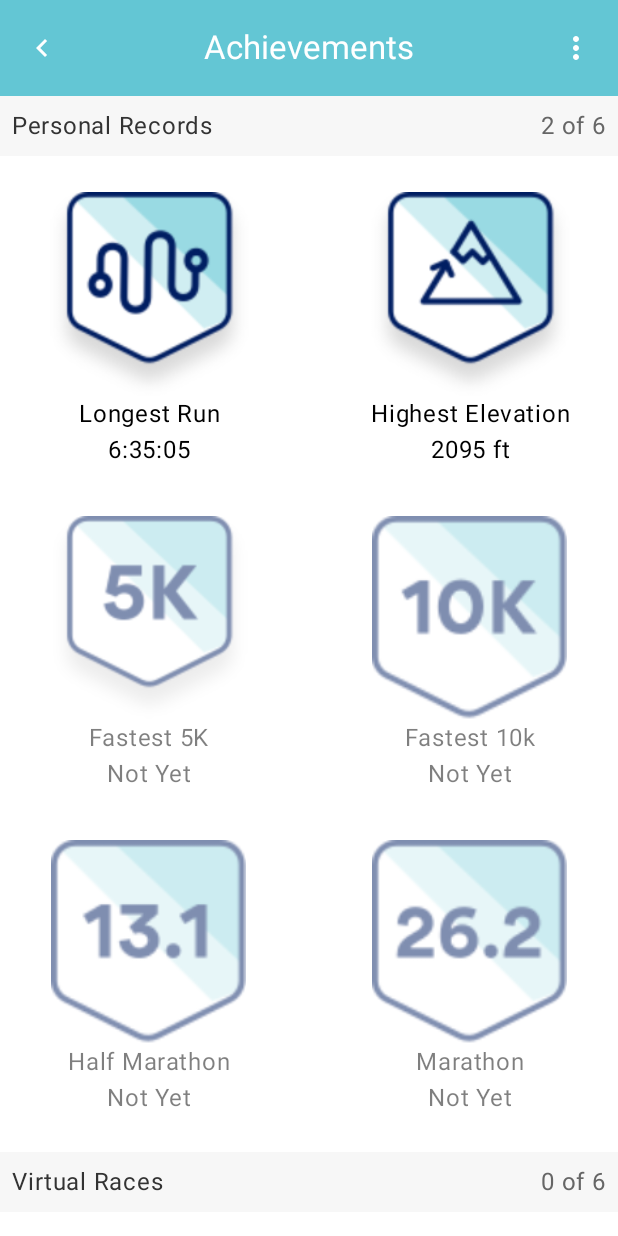
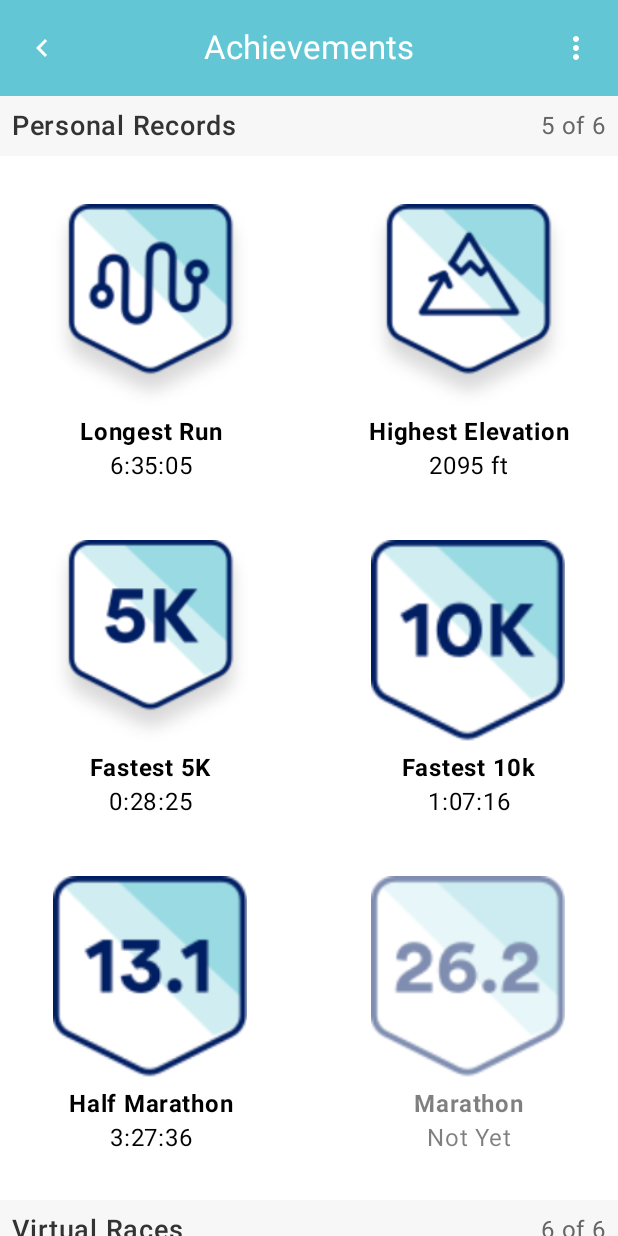
Before and after one commit to nick-mcdonald/RunkeeperMedalCase, an Android app built with Jetpack Compose: the screen it shows after launch (MainActivity), on a phone screen of 412 x 824 dp. Run offline under Robolectric (Android 15) with nearby library versions, the phone set to English and light mode, and no system bars.

Commit message:
visual polish for typography and alignment

```diff
--- a/app/src/main/java/com/nickmcdonald/runkeepermedalcase/RunkeeperApp.kt
+++ b/app/src/main/java/com/nickmcdonald/runkeepermedalcase/RunkeeperApp.kt
@@ -4,6 +4,7 @@ import androidx.compose.material3.CenterAlignedTopAppBar
 import androidx.compose.runtime.Composable
 import androidx.compose.ui.Modifier
 import androidx.compose.foundation.layout.fillMaxSize
+import androidx.compose.foundation.layout.size
 import androidx.compose.material.icons.Icons
 import androidx.compose.material.icons.automirrored.filled.KeyboardArrowLeft
 import androidx.compose.material.icons.filled.MoreVert
@@ -16,8 +17,10 @@ import androidx.compose.material3.Text
 import androidx.compose.material3.TopAppBarDefaults
 import androidx.compose.material3.rememberTopAppBarState
 import androidx.compose.ui.input.nestedscroll.nestedScroll
+import androidx.compose.ui.unit.dp
 import com.nickmcdonald.runkeepermedalcase.models.achievements
 import com.nickmcdonald.runkeepermedalcase.ui.MedalCase
+import com.nickmcdonald.runkeepermedalcase.ui.theme.RunKeeperTypography
 
 @OptIn(ExperimentalMaterial3Api::class)
 @Composable
@@ -34,7 +37,7 @@ fun RunkeeperApp(modifier: Modifier = Modifier) {
                     actionIconContentColor = MaterialTheme.colorScheme.onPrimaryContainer,
                 ),
                 title = {
-                        Text(text = "Achievements")
+                        Text(text = "Achievements", style = RunKeeperTypography.titleLarge)
                 },
                 navigationIcon = {
                     IconButton(onClick = { /* do something */ }) {
--- a/app/src/main/java/com/nickmcdonald/runkeepermedalcase/models/Achievement.kt
+++ b/app/src/main/java/com/nickmcdonald/runkeepermedalcase/models/Achievement.kt
@@ -46,17 +46,17 @@ val achievements: AchievementList = mapOf(
     "Personal Records" to listOf(
         Achievement(sortOrder = 1, name = "Longest Run", imageId = R.drawable.longest_run, achievedAt = LocalDate.of(2024,7, 10), best = AchievementValue.Time(time = 23705.seconds)),
         Achievement(sortOrder = 2, name = "Highest Elevation", imageId = R.drawable.highest_elevation, achievedAt = LocalDate.of(2022,2, 22), best = AchievementValue.Elevation(height = 2095)),
-        Achievement(sortOrder = 3, name = "Fastest 5K", imageId = R.drawable.fastest_5k),
-        Achievement(sortOrder = 4, name = "Fastest 10k", imageId = R.drawable.fastest_10k),
-        Achievement(sortOrder = 5, name = "Half Marathon", imageId = R.drawable.fastest_half_marathon),
+        Achievement(sortOrder = 3, name = "Fastest 5K", imageId = R.drawable.fastest_5k, achievedAt = LocalDate.of(2024,7, 10), best = AchievementValue.Time(time = 1705.seconds)),
+        Achievement(sortOrder = 4, name = "Fastest 10k", imageId = R.drawable.fastest_10k, achievedAt = LocalDate.of(2024,7, 10), best = AchievementValue.Time(time = 4036.seconds)),
+        Achievement(sortOrder = 5, name = "Half Marathon", imageId = R.drawable.fastest_half_marathon, achievedAt = LocalDate.of(2024,7, 10), best = AchievementValue.Time(time = 12456.seconds)),
         Achievement(sortOrder = 6, name = "Marathon", imageId = R.drawable.fastest_marathon),
     ),
     "Virtual Races" to listOf(
-        Achievement(sortOrder = 1, name = "Virtual Half Marathon Race", imageId = R.drawable.virtual_half_marathon_race),
-        Achievement(sortOrder = 2, name = "Tokyo-Hakone Ekiden 2020", imageId = R.drawable.tokyo_kakone_ekiden),
-        Achievement(sortOrder = 3, name = "Virtual 10k Race", imageId = R.drawable.virtual_10k_race),
-        Achievement(sortOrder = 4, name = "Hakone Ekiden", imageId = R.drawable.hakone_ekiden),
-        Achievement(sortOrder = 5, name = "Mizuno Singapore Ekidon 2015", imageId = R.drawable.mizuno_singapore_ekiden),
-        Achievement(sortOrder = 6, name = "Virtual 5K Race", imageId = R.drawable.virtual_5k_race),
+        Achievement(sortOrder = 1, name = "Virtual Half Marathon Race", imageId = R.drawable.virtual_half_marathon_race, achievedAt = LocalDate.of(2024,7, 10), best = AchievementValue.Time(time = 0.seconds)),
+        Achievement(sortOrder = 2, name = "Tokyo-Hakone Ekiden 2020", imageId = R.drawable.tokyo_kakone_ekiden, achievedAt = LocalDate.of(2024,7, 10), best = AchievementValue.Time(time = 0.seconds)),
+        Achievement(sortOrder = 3, name = "Virtual 10k Race", imageId = R.drawable.virtual_10k_race, achievedAt = LocalDate.of(2024,7, 10), best = AchievementValue.Time(time = 0.seconds)),
+        Achievement(sortOrder = 4, name = "Hakone Ekiden", imageId = R.drawable.hakone_ekiden, achievedAt = LocalDate.of(2024,7, 10), best = AchievementValue.Time(time = 0.seconds)),
+        Achievement(sortOrder = 5, name = "Mizuno Singapore Ekidon 2015", imageId = R.drawable.mizuno_singapore_ekiden, achievedAt = LocalDate.of(2024,7, 10), best = AchievementValue.Time(time = 0.seconds)),
+        Achievement(sortOrder = 6, name = "Virtual 5K Race", imageId = R.drawable.virtual_5k_race, achievedAt = LocalDate.of(2024,7, 10), best = AchievementValue.Time(time = 0.seconds)),
     ),
 )
--- a/app/src/main/java/com/nickmcdonald/runkeepermedalcase/ui/MedalCase.kt
+++ b/app/src/main/java/com/nickmcdonald/runkeepermedalcase/ui/MedalCase.kt
@@ -19,8 +19,8 @@ fun MedalCase(
 ) {
     LazyVerticalGrid(
         columns = GridCells.Adaptive(minSize = 180.dp),
-        horizontalArrangement = Arrangement.spacedBy(16.dp),
-        verticalArrangement = Arrangement.spacedBy(16.dp),
+        horizontalArrangement = Arrangement.spacedBy(12.dp),
+        verticalArrangement = Arrangement.spacedBy(24.dp),
         contentPadding = innerPadding,
     ) {
         achievementList.forEach { (sectionName, achievements) ->
--- a/app/src/main/java/com/nickmcdonald/runkeepermedalcase/ui/MedalDetail.kt
+++ b/app/src/main/java/com/nickmcdonald/runkeepermedalcase/ui/MedalDetail.kt
@@ -3,8 +3,10 @@ package com.nickmcdonald.runkeepermedalcase.ui
 import androidx.compose.foundation.Image
 import androidx.compose.foundation.layout.Arrangement
 import androidx.compose.foundation.layout.Column
+import androidx.compose.foundation.layout.PaddingValues
 import androidx.compose.foundation.layout.fillMaxSize
 import androidx.compose.foundation.layout.padding
+import androidx.compose.material3.MaterialTheme
 import androidx.compose.material3.Text
 import androidx.compose.runtime.Composable
 import androidx.compose.ui.Alignment
@@ -15,6 +17,7 @@ import androidx.compose.ui.res.painterResource
 import androidx.compose.ui.text.style.TextAlign
 import androidx.compose.ui.unit.dp
 import com.nickmcdonald.runkeepermedalcase.models.Achievement
+import com.nickmcdonald.runkeepermedalcase.ui.theme.RunKeeperTypography
 
 @Composable
 fun MedalDetail(
@@ -26,7 +29,9 @@ fun MedalDetail(
     Column (
         horizontalAlignment = Alignment.CenterHorizontally,
         verticalArrangement = Arrangement.Center,
-        modifier = modifier.padding(8.dp).alpha(if (isFaded) 0.5F else 1.0F),
+        modifier = modifier
+            .padding(8.dp)
+            .alpha(if (isFaded) 0.5F else 1.0F),
     ){
         Image(
             painter = painterResource(achievement.imageId),
@@ -34,7 +39,17 @@ fun MedalDetail(
             modifier = Modifier.weight(1F),
             contentScale = ContentScale.FillHeight
         )
-        Text(text = achievement.name, textAlign = TextAlign.Center)
-        Text(text = achievement.bestValueAsString(), textAlign = TextAlign.Center)
+        Text(
+            text = achievement.name,
+            textAlign = TextAlign.Center,
+            modifier = Modifier.padding(PaddingValues(top = 8.dp)),
+            style = RunKeeperTypography.titleSmall
+        )
+        Text(
+            text = achievement.bestValueAsString(),
+            style = RunKeeperTypography.labelSmall,
+            textAlign = TextAlign.Center,
+            modifier = Modifier.padding(PaddingValues(top = 4.dp))
+        )
     }
 }
--- a/app/src/main/java/com/nickmcdonald/runkeepermedalcase/ui/MedalSectionHeader.kt
+++ b/app/src/main/java/com/nickmcdonald/runkeepermedalcase/ui/MedalSectionHeader.kt
@@ -14,6 +14,7 @@ import androidx.compose.ui.Alignment
 import androidx.compose.ui.Modifier
 import androidx.compose.ui.unit.dp
 import com.nickmcdonald.runkeepermedalcase.models.Achievement
+import com.nickmcdonald.runkeepermedalcase.ui.theme.RunKeeperTypography
 
 @Composable
 fun MedalSectionHeader(
@@ -29,7 +30,7 @@ fun MedalSectionHeader(
             .height(40.dp)
             .padding(8.dp)
     ){
-        Text(text = name, color = MaterialTheme.colorScheme.onSecondaryContainer)
+        Text(text = name, color = MaterialTheme.colorScheme.onSecondaryContainer, style = RunKeeperTypography.titleMedium)
         Spacer(modifier = Modifier.weight(weight = 1F))
         Text("$numAchieved of ${achievements.count()}", color = MaterialTheme.colorScheme.onTertiaryContainer)
     }
--- a/app/src/main/java/com/nickmcdonald/runkeepermedalcase/ui/theme/Theme.kt
+++ b/app/src/main/java/com/nickmcdonald/runkeepermedalcase/ui/theme/Theme.kt
@@ -1,16 +1,11 @@
 package com.nickmcdonald.runkeepermedalcase.ui.theme
 
-import android.app.Activity
-import android.os.Build
 import androidx.compose.foundation.isSystemInDarkTheme
 import androidx.compose.material3.MaterialTheme
 import androidx.compose.material3.darkColorScheme
-import androidx.compose.material3.dynamicDarkColorScheme
-import androidx.compose.material3.dynamicLightColorScheme
 import androidx.compose.material3.lightColorScheme
 import androidx.compose.runtime.Composable
 import androidx.compose.ui.graphics.Color
-import androidx.compose.ui.platform.LocalContext
 
 private val RunKeeperDarkColorScheme = darkColorScheme(
     primary = Color(0xFFFFFFFF),
--- a/app/src/main/java/com/nickmcdonald/runkeepermedalcase/ui/theme/Type.kt
+++ b/app/src/main/java/com/nickmcdonald/runkeepermedalcase/ui/theme/Type.kt
@@ -14,8 +14,7 @@ val RunKeeperTypography = Typography(
         fontSize = 16.sp,
         lineHeight = 24.sp,
         letterSpacing = 0.5.sp
-    )
-    /* Other default text styles to override
+    ),
     titleLarge = TextStyle(
         fontFamily = FontFamily.Default,
         fontWeight = FontWeight.Normal,
@@ -23,12 +22,25 @@ val RunKeeperTypography = Typography(
         lineHeight = 28.sp,
         letterSpacing = 0.sp
     ),
+    titleMedium = TextStyle(
+        fontFamily = FontFamily.Default,
+        fontWeight = FontWeight.SemiBold,
+        fontSize = 18.sp,
+        lineHeight = 22.sp,
+        letterSpacing = 0.5.sp
+    ),
+    titleSmall = TextStyle(
+        fontFamily = FontFamily.Default,
+        fontWeight = FontWeight.Bold,
+        fontSize = 16.sp,
+        lineHeight = 20.sp,
+        letterSpacing = 0.5.sp
+    ),
     labelSmall = TextStyle(
         fontFamily = FontFamily.Default,
-        fontWeight = FontWeight.Medium,
-        fontSize = 11.sp,
-        lineHeight = 16.sp,
+        fontWeight = FontWeight.Normal,
+        fontSize = 16.sp,
+        lineHeight = 18.sp,
         letterSpacing = 0.5.sp
     )
-    */
 )
```
